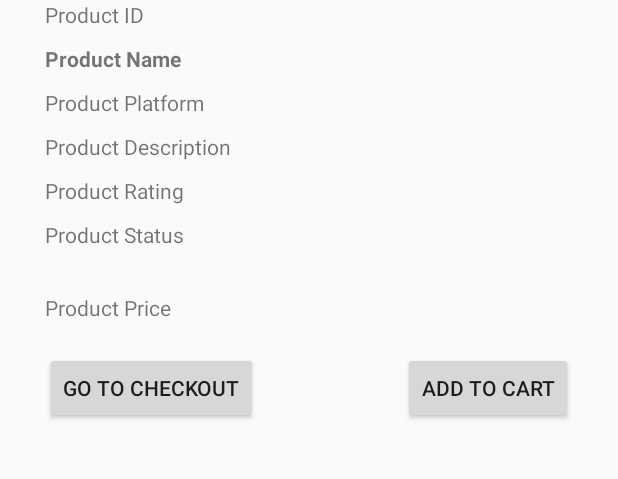
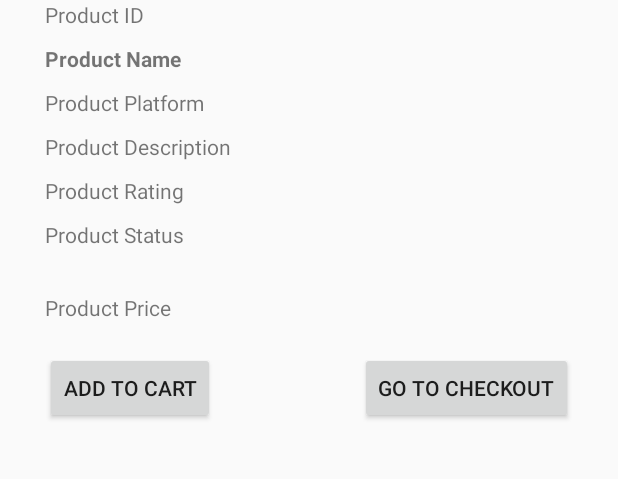
Before and after one commit to EvanChrisp/ICT376-Project, an Android app: the layout activity_details.xml on its own in the app's theme, with its tools: preview values and no code run, on a phone screen of 412 x 824 dp, the part 465-944 px from its top. Run offline under Robolectric (Android 15) with nearby library versions, the phone set to English and light mode, and no system bars.

Commit message:
Bug Fix - details cart and checkout buttons correctly set

```diff
--- a/ICT376Project/app/src/main/res/layout/activity_details.xml
+++ b/ICT376Project/app/src/main/res/layout/activity_details.xml
@@ -108,16 +108,17 @@
             android:text="Add to cart"
             android:id="@+id/detailsCartButton"
             android:layout_below="@+id/detailsPrice"
-            android:layout_alignParentEnd="true"
-            android:layout_alignParentRight="true" />
+            android:layout_alignParentStart="true"
+            android:layout_alignParentLeft="true" />
 
         <Button
             android:layout_width="wrap_content"
             android:layout_height="wrap_content"
             android:text="Go to checkout"
+            android:id="@+id/detailsCheckoutButton"
             android:layout_below="@+id/detailsPrice"
-            android:layout_alignParentStart="true"
-            android:layout_alignParentLeft="true"
+            android:layout_alignParentEnd="true"
+            android:layout_alignParentRight="true"
             />
         </RelativeLayout>
     </ScrollView>
```
